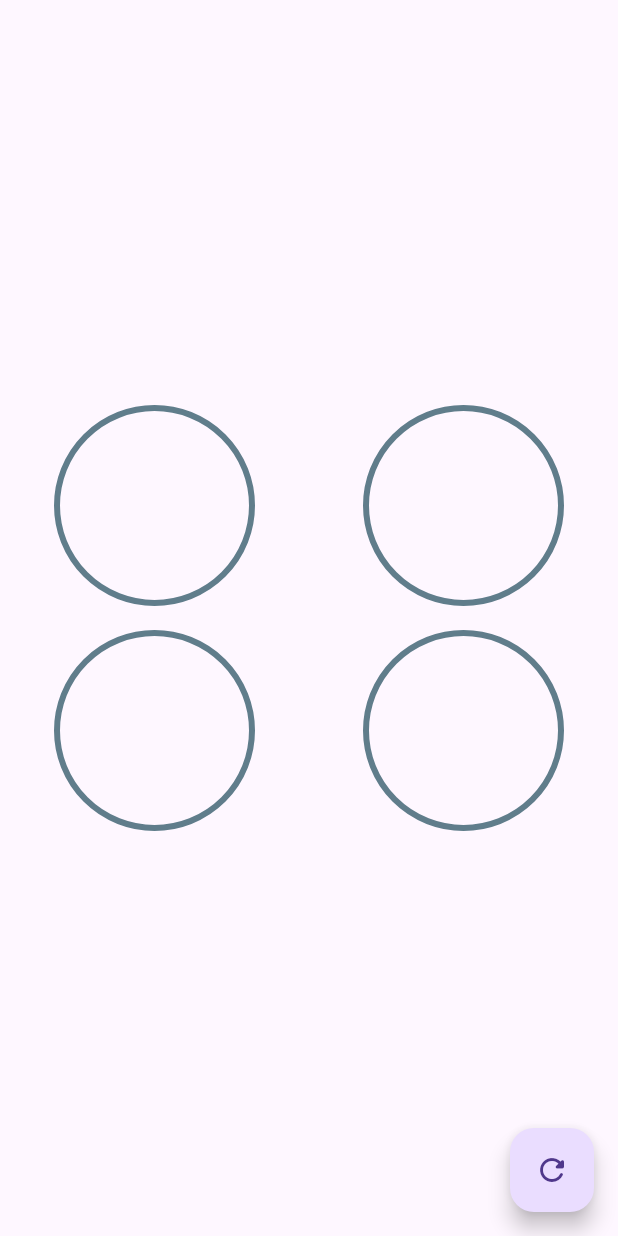
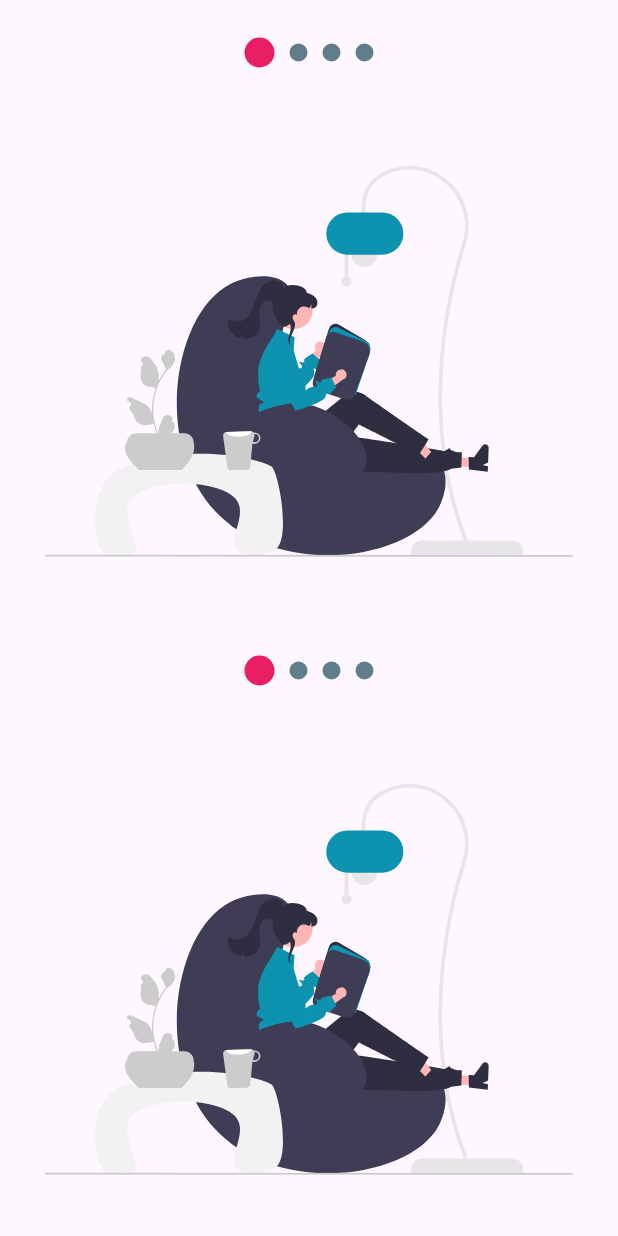
Before and after one commit to marcelaTrujilloToro/advance-flutter, a Flutter app: the screen it shows after launch, on a phone screen of 412 x 824 dp. Run offline on Flutter 3.47's test engine with Material 3 defaults, Android fonts, the phone set to English and light mode, and no system bars; our stand-ins replace flutter_svg.

Commit message:
feat: slideshows

```diff
--- /dev/null
+++ b/devtools_options.yaml
@@ -0,0 +1 @@
+extensions:
--- a/lib/main.dart
+++ b/lib/main.dart
@@ -1,5 +1,7 @@
 import 'package:flutter/material.dart';
-import 'package:disenos/src/pages/circular_graphics_page.dart';
+import 'package:disenos/src/pages/slideshow_page.dart';
+// import 'package:disenos/src/labs/slideshow_page.dart';
+// import 'package:disenos/src/pages/circular_graphics_page.dart';
 // import 'package:disenos/src/labs/circular_progress_page.dart';
 // import 'package:disenos/src/challenge/cuadrado_animado_page.dart';
 // import 'package:disenos/src/pages/animations_page.dart';
@@ -17,7 +19,7 @@ class MainApp extends StatelessWidget {
     return const MaterialApp(
       debugShowCheckedModeBanner: false,
       title: 'Diseños App',
-      home: CircularGraphicsPage(),
+      home: SlideshowPage(),
     );
   }
 }
--- /dev/null
+++ b/lib/src/models/slider_model.dart
@@ -0,0 +1,13 @@
+import 'package:flutter/material.dart';
+
+class SliderModel with ChangeNotifier {
+  double _currentPage = 0;
+
+  double get currentPage => _currentPage;
+
+  set currentPage(double page) {
+    _currentPage = page;
+
+    notifyListeners();
+  }
+}
--- /dev/null
+++ b/lib/src/pages/slideshow_page.dart
@@ -0,0 +1,39 @@
+import 'package:disenos/src/widgets/slideshow.dart';
+import 'package:flutter/material.dart';
+import 'package:flutter_svg/flutter_svg.dart';
+
+class SlideshowPage extends StatelessWidget {
+  const SlideshowPage({super.key});
+
+  @override
+  Widget build(BuildContext context) {
+    return const Scaffold(
+      body: Column(
+        children: [
+          Expanded(child: MySlideShow()),
+          Expanded(child: MySlideShow()),
+        ],
+      ),
+    );
+  }
+}
+
+class MySlideShow extends StatelessWidget {
+  const MySlideShow({super.key});
+
+  @override
+  Widget build(BuildContext context) {
+    return Slideshow(
+      bulletPrimary: 20,
+      bulletSecondary: 12,
+      dotsUp: true,
+      primaryColor: Colors.pink,
+      slides: [
+        SvgPicture.asset('assets/svgs/slide-4.svg'),
+        SvgPicture.asset('assets/svgs/slide-1.svg'),
+        SvgPicture.asset('assets/svgs/slide-2.svg'),
+        SvgPicture.asset('assets/svgs/slide-3.svg'),
+      ],
+    );
+  }
+}
--- /dev/null
+++ b/lib/src/widgets/slideshow.dart
@@ -0,0 +1,224 @@
+// ignore_for_file: unnecessary_getters_setters
+
+import 'package:flutter/material.dart';
+import 'package:provider/provider.dart';
+
+class Slideshow extends StatelessWidget {
+  final List<Widget> slides;
+  final bool dotsUp;
+  final Color primaryColor;
+  final Color secondaryColor;
+  final double bulletPrimary;
+  final double bulletSecondary;
+
+  const Slideshow({
+    super.key,
+    required this.slides,
+    this.dotsUp = false,
+    this.primaryColor = Colors.blue,
+    this.secondaryColor = Colors.blueGrey,
+    this.bulletPrimary = 12,
+    this.bulletSecondary = 12,
+  });
+
+  @override
+  Widget build(BuildContext context) {
+    return ChangeNotifierProvider(
+      create: (_) => _SlideshowModel(),
+      child: SafeArea(
+        child: Center(
+          child: Builder(
+            builder: (BuildContext context) {
+              Provider.of<_SlideshowModel>(context).primaryColor = primaryColor;
+              Provider.of<_SlideshowModel>(context).secondaryColor =
+                  secondaryColor;
+
+              Provider.of<_SlideshowModel>(context).bulletPrimary =
+                  bulletPrimary;
+              Provider.of<_SlideshowModel>(context).bulletSecondary =
+                  bulletSecondary;
+
+              return _CreateStructureSlideshow(dotsUp: dotsUp, slides: slides);
+            },
+          ),
+        ),
+      ),
+    );
+  }
+}
+
+class _CreateStructureSlideshow extends StatelessWidget {
+  const _CreateStructureSlideshow({
+    required this.dotsUp,
+    required this.slides,
+  });
+
+  final bool dotsUp;
+  final List<Widget> slides;
+
+  @override
+  Widget build(BuildContext context) {
+    return Column(
+      children: [
+        if (dotsUp) _Dots(slides.length),
+        Expanded(
+          child: _Slides(slides),
+        ),
+        if (!dotsUp) _Dots(slides.length),
+      ],
+    );
+  }
+}
+
+class _Dots extends StatelessWidget {
+  final int totalSlides;
+
+  const _Dots(this.totalSlides);
+
+  @override
+  Widget build(BuildContext context) {
+    return SizedBox(
+      width: double.infinity,
+      height: 70,
+      child: Row(
+        mainAxisAlignment: MainAxisAlignment.center,
+        children: List.generate(
+            totalSlides,
+            (index) => _Dot(
+                  index: index,
+                )),
+      ),
+    );
+  }
+}
+
+class _Dot extends StatelessWidget {
+  final int index;
+
+  const _Dot({
+    required this.index,
+  });
+
+  @override
+  Widget build(BuildContext context) {
+    // final pageViewIndex = Provider.of<_SlideshowModel>(context).currentPage;
+
+    final slideShowModel = Provider.of<_SlideshowModel>(context);
+    double size = 0;
+    Color color;
+
+    if (slideShowModel.currentPage >= index - 0.5 &&
+        slideShowModel.currentPage < index + 0.5) {
+      size = slideShowModel.bulletPrimary;
+      color = slideShowModel.primaryColor;
+    } else {
+      size = slideShowModel.bulletSecondary;
+      color = slideShowModel.secondaryColor;
+    }
+
+    return AnimatedContainer(
+      duration: const Duration(milliseconds: 200),
+      width: size,
+      height: size,
+      margin: const EdgeInsets.symmetric(horizontal: 5),
+      decoration: BoxDecoration(
+        color: color,
+        shape: BoxShape.circle,
+      ),
+    );
+  }
+}
+
+class _Slides extends StatefulWidget {
+  final List<Widget> slides;
+
+  const _Slides(this.slides);
+  @override
+  State<_Slides> createState() => _SlidesState();
+}
+
+class _SlidesState extends State<_Slides> {
+  final pageViewController = PageController();
+
+  @override
+  void initState() {
+    pageViewController.addListener(() {
+      // actualizar provider (instancia de la clase)
+      Provider.of<_SlideshowModel>(context, listen: false).currentPage =
+          pageViewController.page!;
+    });
+
+    super.initState();
+  }
+
+  @override
+  void dispose() {
+    pageViewController.dispose();
+    super.dispose();
+  }
+
+  @override
+  Widget build(BuildContext context) {
+    return PageView(
+      controller: pageViewController,
+      children: widget.slides.map((slide) => _Slide(slide)).toList(),
+    );
+  }
+}
+
+class _Slide extends StatelessWidget {
+  final Widget slide;
+
+  const _Slide(this.slide);
+
+  @override
+  Widget build(BuildContext context) {
+    return Container(
+      width: double.infinity,
+      height: double.infinity,
+      padding: const EdgeInsets.all(30),
+      child: slide,
+    );
+  }
+}
+
+class _SlideshowModel with ChangeNotifier {
+  double _currentPage = 0;
+
+  Color _primaryColor = Colors.blue;
+  Color _secondaryColor = Colors.blueGrey;
+  double _bulletPrimary = 12;
+  double _bulletSecondary = 12;
+
+  double get currentPage => _currentPage;
+
+  set currentPage(double page) {
+    _currentPage = page;
+
+    notifyListeners();
+  }
+
+  Color get primaryColor => _primaryColor;
+
+  set primaryColor(Color color) {
+    _primaryColor = color;
+  }
+
+  Color get secondaryColor => _secondaryColor;
+
+  set secondaryColor(Color color) {
+    _secondaryColor = color;
+  }
+
+  double get bulletPrimary => _bulletPrimary;
+
+  set bulletPrimary(double value) {
+    _bulletPrimary = value;
+  }
+
+  double get bulletSecondary => _bulletSecondary;
+
+  set bulletSecondary(double value) {
+    _bulletSecondary = value;
+  }
+}
```
Also changed, not shown: lib/src/labs/slideshow_page.dart (added, +124 -0 lines), pubspec.yaml (+7 -2 lines), assets/svgs/slide-1.svg (added), assets/svgs/slide-2.svg (added), assets/svgs/slide-3.svg (added), assets/svgs/slide-4.svg (added), pubspec.lock.
